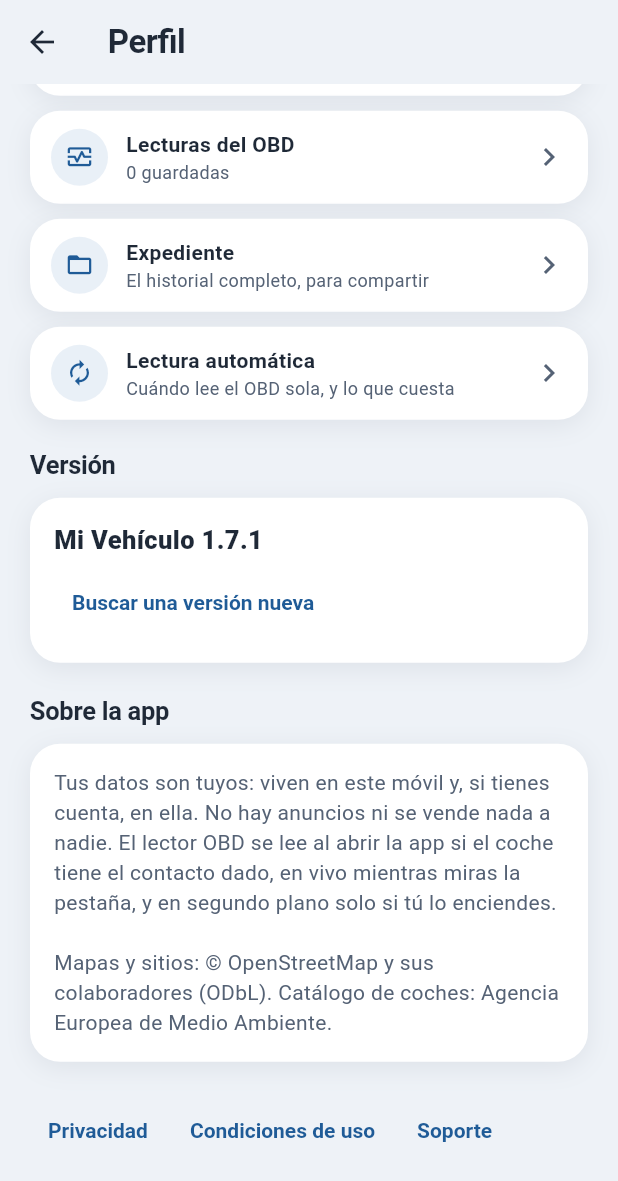
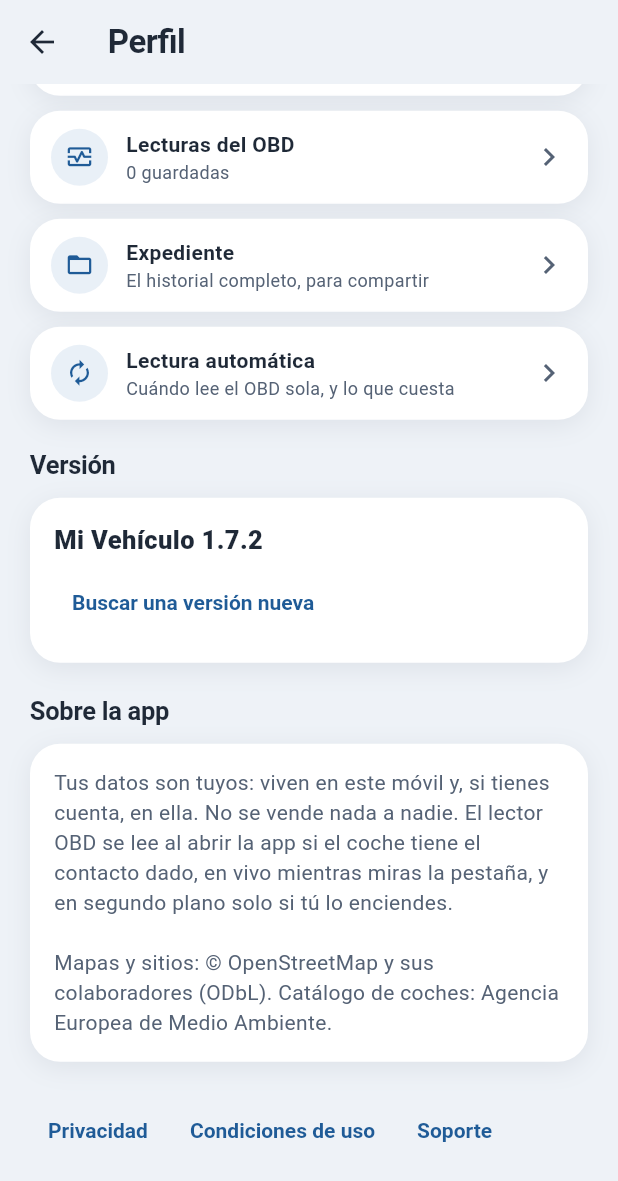
Before and after one commit to joseantoniorumo99/mivehiculo-app, a Flutter app: the PantallaPerfil screen opened directly, scrolled down 484 dp, on a phone screen of 412 x 824 dp. Shown: the top 1181 px of the screen. Run offline on Flutter 3.47's test engine with Material 3 defaults, Android fonts, the phone set to English and light mode, and no system bars; our stand-ins replace appwrite, flutter_local_notifications, flutter_map, geolocator, image_picker, latlong2 and 6 more; missing offline and left inert: flutter_classic_bluetooth, google_mlkit_text_recognition, workmanager; accounts and stored records are empty; network calls fail.

Commit message:
1.7.2: sin la promesa de 'sin anuncios' en el perfil

```diff
--- a/lib/pantallas/perfil.dart
+++ b/lib/pantallas/perfil.dart
@@ -59,7 +59,7 @@ class PantallaPerfil extends StatelessWidget {
               const Tarjeta(
                 child: Text(
                   'Tus datos son tuyos: viven en este móvil y, si tienes cuenta, en '
-                  'ella. No hay anuncios ni se vende nada a nadie. El lector OBD se '
+                  'ella. No se vende nada a nadie. El lector OBD se '
                   'lee al abrir la app si el coche tiene el contacto dado, en vivo '
                   'mientras miras la pestaña, y en segundo plano solo si tú lo '
                   'enciendes.\n\n'
--- a/pubspec.yaml
+++ b/pubspec.yaml
@@ -16,7 +16,7 @@ publish_to: 'none' # Remove this line if you wish to publish to pub.dev
 # https://developer.apple.com/library/archive/documentation/General/Reference/InfoPlistKeyReference/Articles/CoreFoundationKeys.html
 # In Windows, build-name is used as the major, minor, and patch parts
 # of the product and file versions while build-number is used as the build suffix.
-version: 1.7.1+12
+version: 1.7.2+13
 
 environment:
   sdk: ^3.13.3
```
